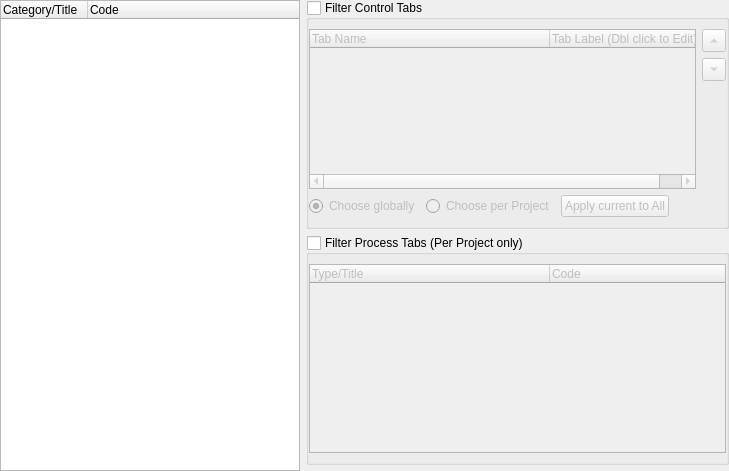
Old version of the form lib/ui/conf/ui_checkinOutPage.ui in the repository listyque/TACTIC-Handler.
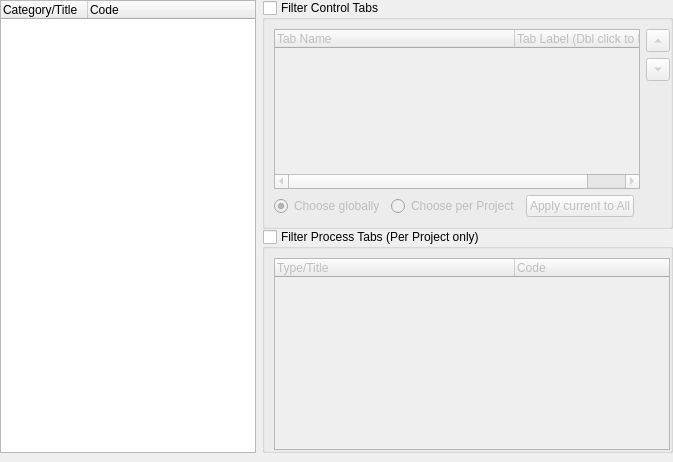
New version of the form.

Patch:
```diff
--- a/lib/ui/conf/ui_checkinOutPage.ui
+++ b/lib/ui/conf/ui_checkinOutPage.ui
@@ -2,16 +2,20 @@
 <ui version="4.0">
  <class>checkinOutPageWidget</class>
  <widget class="QWidget" name="checkinOutPageWidget">
-  <property name="geometry">
-   <rect>
-    <x>0</x>
-    <y>0</y>
-    <width>729</width>
-    <height>471</height>
-   </rect>
-  </property>
-  <layout class="QGridLayout" name="checkinOutPageWidgetLayout" rowstretch="0,1,0" columnstretch="1,0">
-   <property name="margin">
+  <layout class="QGridLayout" name="checkinOutPageWidgetLayout" columnstretch="1,0">
+   <property name="leftMargin">
+    <number>0</number>
+   </property>
+   <property name="topMargin">
+    <number>0</number>
+   </property>
+   <property name="rightMargin">
+    <number>0</number>
+   </property>
+   <property name="bottomMargin">
+    <number>9</number>
+   </property>
+   <property name="verticalSpacing">
     <number>0</number>
    </property>
    <item row="1" column="1">
@@ -30,11 +34,14 @@
      </property>
      <layout class="QVBoxLayout" name="processTabsFilterLayout">
       <property name="leftMargin">
-       <number>0</number>
+       <number>9</number>
       </property>
       <property name="rightMargin">
        <number>0</number>
       </property>
+      <property name="bottomMargin">
+       <number>0</number>
+      </property>
       <item>
        <widget class="QTreeWidget" name="processTreeWidget">
         <property name="styleSheet">
@@ -85,14 +92,11 @@
      </property>
      <layout class="QGridLayout" name="controlsTabsFilterLayout">
       <property name="leftMargin">
-       <number>0</number>
+       <number>9</number>
       </property>
       <property name="rightMargin">
        <number>0</number>
       </property>
-      <property name="spacing">
-       <number>6</number>
-      </property>
       <item row="0" column="0" rowspan="3" colspan="4">
        <widget class="QTreeWidget" name="controlsTabsTreeWidget">
         <property name="maximumSize">
```
